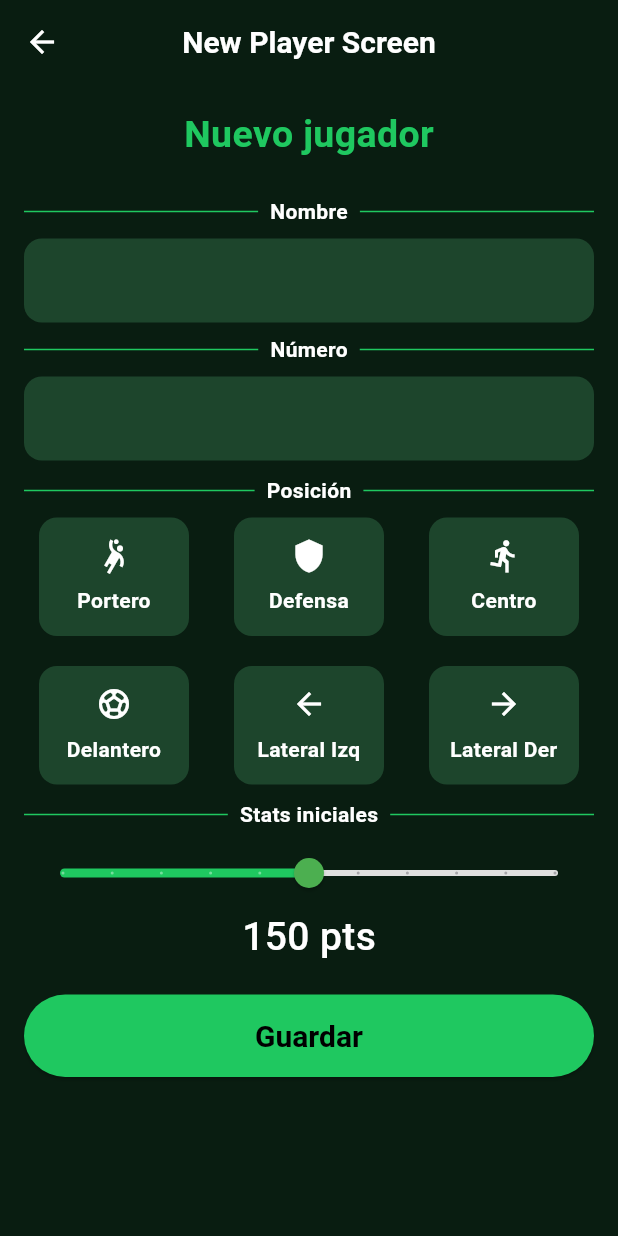
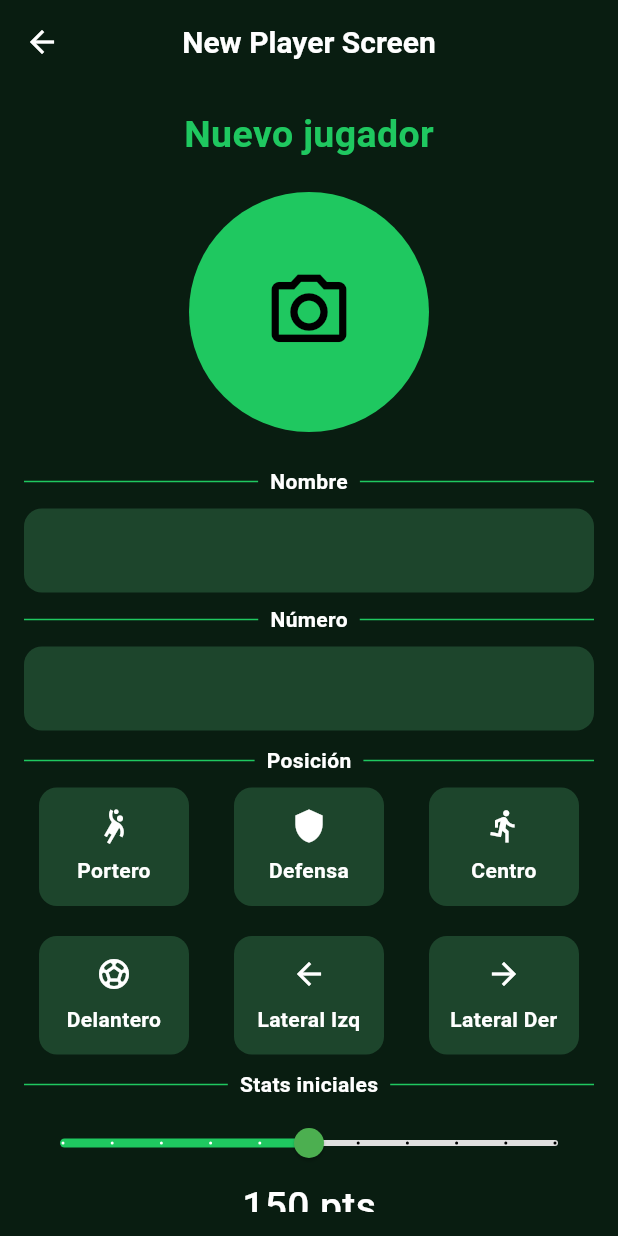
Before and after one commit to FranGonzalez7/football-project, a Flutter app: the PlayerScreen screen opened by its route, after a tap on the "add" icon, on a phone screen of 412 x 824 dp. Run offline on Flutter 3.47's test engine with Material 3 defaults, Android fonts, the phone set to English and light mode, and no system bars; our stand-ins replace cloud_firestore, firebase_auth, firebase_core; accounts and stored records are empty.

Commit message:
cambios de diseño en new_player_screen y agrego círculo para avatar/foto

```diff
--- a/lib/models/player_model.dart
+++ b/lib/models/player_model.dart
@@ -3,7 +3,7 @@ class Player {
   final String name;         // Nombre del jugador
   final String position;     // Posición (como String)
   final int number;          // Número de camiseta
-  final int points;          // Stats o puntos, inicializados a 100 por defecto
+  final int points;          // Stats o puntos, inicializados a 150 por defecto
   final String createdBy;    // UserId del creador del jugador
 
   Player({
--- a/lib/screens/new_player/new_player_screen.dart
+++ b/lib/screens/new_player/new_player_screen.dart
@@ -70,6 +70,7 @@ class _NewPlayerScreenState extends State<NewPlayerScreen> {
             key: _formKey,
             child: Column(
               children: [
+
                 // ✅ Título:
                 Text(
                   'Nuevo jugador',
@@ -78,6 +79,15 @@ class _NewPlayerScreenState extends State<NewPlayerScreen> {
                     fontSize: 25,
                     fontWeight: FontWeight.bold,
                   ),
+                ),
+
+                SizedBox(height: 20,),
+
+                // ✅ Círculo para avatar/foto:
+                CircleAvatar(
+                  radius: 80,
+                  backgroundColor: AppColors.accentButton,
+                  child: Icon(Icons.camera_alt_outlined, size: 60, color: Colors.black,)
                 ),
 
                 SizedBox(height: 15),
@@ -134,7 +144,6 @@ class _NewPlayerScreenState extends State<NewPlayerScreen> {
             ),
           ),
         ),
-
       ),
     );
   }
--- a/lib/screens/new_player/widgets/position_selector.dart
+++ b/lib/screens/new_player/widgets/position_selector.dart
@@ -13,8 +13,6 @@ class PositionSelector extends StatelessWidget {
     required this.onToggle,
   });
 
-
-  // ❓PTE centrar casillas en cuadrícula
   @override
   Widget build(BuildContext context) {
     return Wrap(  //
@@ -37,13 +35,15 @@ class PositionSelector extends StatelessWidget {
             ),
             child: Column(
               mainAxisSize: MainAxisSize.min,
-              //TODO: Oscurecer iconos y nombres al marcar:
               children: [
-                Icon(positionIcons[position], color: Colors.white),
+                Icon(positionIcons[position],
+                color: selected ? Colors.black : Colors.white),
                 const SizedBox(height: 8),
                 Text(
                   positionLabels[position]!,
-                  style: const TextStyle(color: Colors.white, fontWeight: FontWeight.bold),
+                  style: TextStyle(
+                    color: selected ? Colors.black : Colors.white,
+                    fontWeight: FontWeight.bold),
                   textAlign: TextAlign.center,
                 ),
               ],
--- a/lib/screens/new_player/widgets/stat_slider.dart
+++ b/lib/screens/new_player/widgets/stat_slider.dart
@@ -27,6 +27,9 @@ class StatSlider extends StatelessWidget {
               color: Colors.black,
               fontWeight: FontWeight.bold,
             ),
+            activeTickMarkColor: Colors.white,
+            inactiveTickMarkColor: Colors.black,
+            showValueIndicator: ShowValueIndicator.always,
 
           ),
           child: Slider(
```
Also changed, not shown: lib/screens/auth/login_screen.dart (+30 -7 lines).
